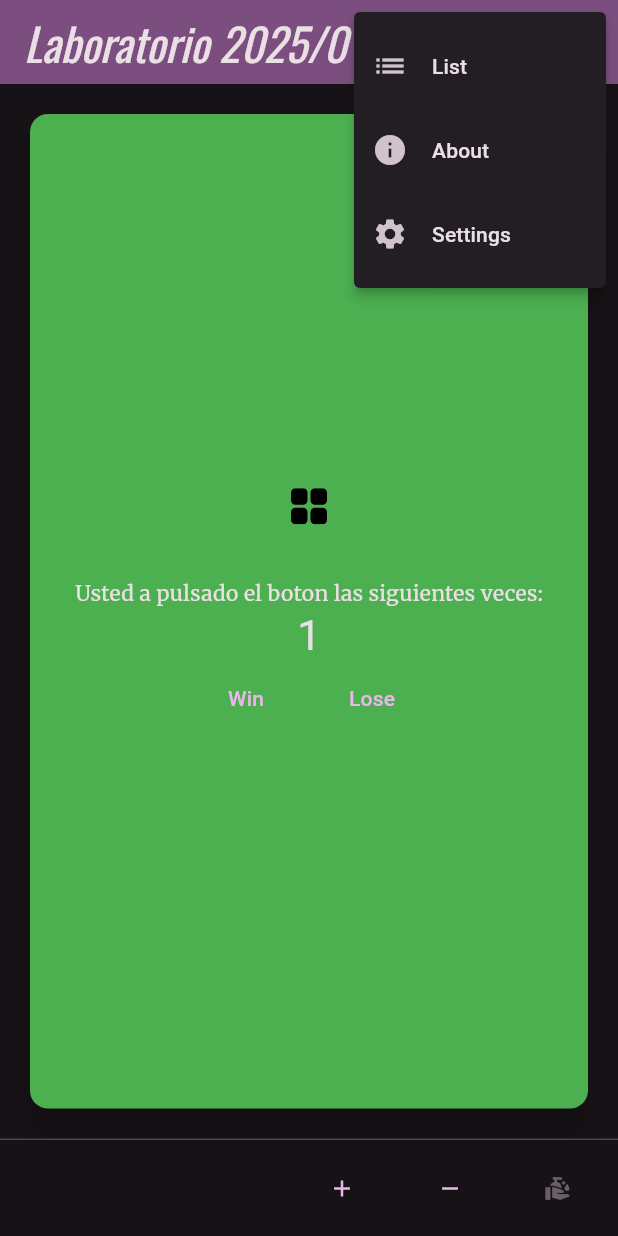
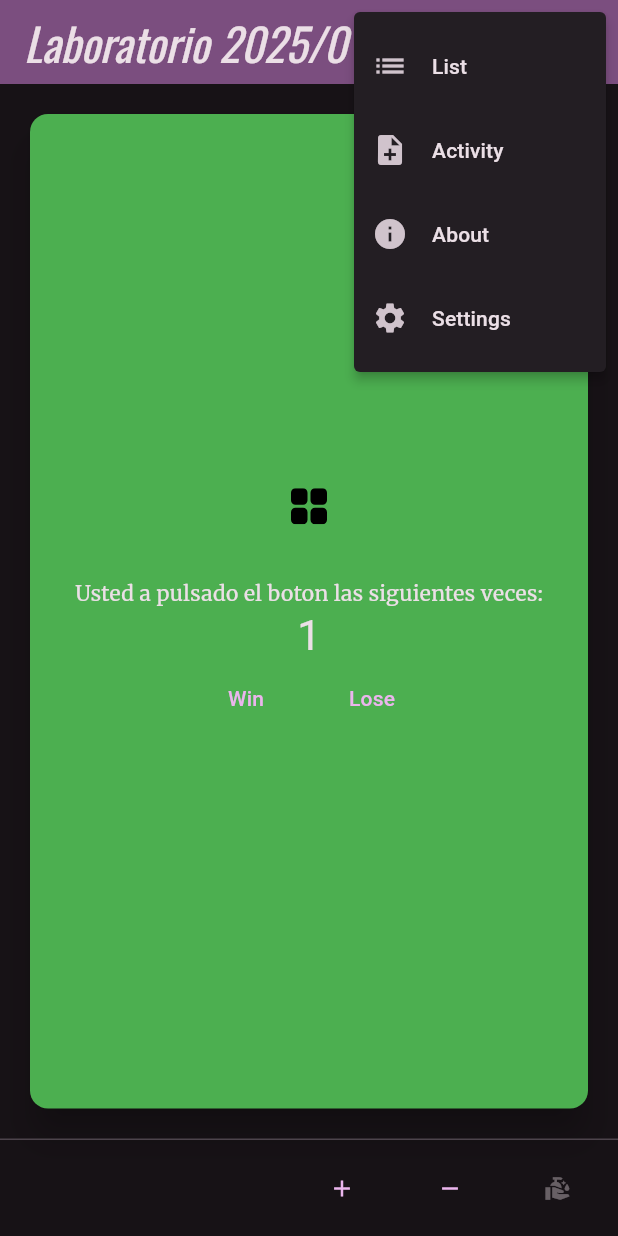
Before and after one commit to mmoscosodcl/3479A321_laboratorio202501, a Flutter app: the screen it shows after launch, after a tap on the "add" icon, after a tap on the "more vert" icon, on a phone screen of 412 x 824 dp. Run offline on Flutter 3.47's test engine with Material 3 defaults, Android fonts, the phone set to English and light mode, and no system bars; our stand-ins replace flutter_svg, google_fonts, logger, shared_preferences, sqflite; accounts and stored records are empty.

Commit message:
First version of Database

```diff
--- /dev/null
+++ b/lib/entity/activity.dart
@@ -0,0 +1,30 @@
+class Activity {
+  final int id;
+  final DateTime date;
+  final String name;
+
+  Activity({
+    required this.id,
+    required this.date,
+    required this.name,
+  });
+
+  // Convert Activity to Map
+  Map<String, dynamic> toMap() {
+    return {
+      'id': id,
+      'date': date.toIso8601String(),
+      'name': name,
+    };
+  }
+
+  // Create Activity from Map
+  factory Activity.fromMap(Map<String, dynamic> map) {
+    return Activity(
+      id: map['id'],
+      date: DateTime.parse(map['date']),
+      name: map['name'],
+    );
+  }
+
+}
--- a/lib/main.dart
+++ b/lib/main.dart
@@ -1,11 +1,18 @@
 import 'package:application_laboratorio202501/pages/my_home_page.dart';
 import 'package:application_laboratorio202501/provider/counter_provider.dart';
+import 'package:application_laboratorio202501/services/database_helper.dart';
 import 'package:flutter/material.dart';
 import 'package:google_fonts/google_fonts.dart';
 import 'package:logger/logger.dart';
 import 'package:provider/provider.dart';
 
-void main() {
+
+void main() async {
+  WidgetsFlutterBinding.ensureInitialized();
+
+  // Initialize the database
+  await DatabaseHelper().initializeDatabase();
+
   runApp(const MyApp());
 }
 
--- a/lib/pages/my_home_page.dart
+++ b/lib/pages/my_home_page.dart
@@ -1,6 +1,7 @@
 import 'dart:async';
 
 import 'package:application_laboratorio202501/pages/about.dart';
+import 'package:application_laboratorio202501/pages/activity_page.dart';
 import 'package:application_laboratorio202501/pages/list_labs.dart';
 import 'package:application_laboratorio202501/pages/preference.dart';
 import 'package:application_laboratorio202501/provider/counter_provider.dart';
@@ -134,6 +135,11 @@ class _MyHomePageState extends State<MyHomePage> {
             MaterialPageRoute(builder: (context) => ListLabs()),
             );
             break;
+          case 'activity':
+            Navigator.of(context).push(
+            MaterialPageRoute(builder: (context) => ActivityPage()),
+            );
+            break;
           case 'about':
             Navigator.of(context).push(
             MaterialPageRoute(builder: (context) => const About()),
@@ -151,11 +157,18 @@ class _MyHomePageState extends State<MyHomePage> {
         },
         itemBuilder: (context) => [
           const PopupMenuItem(
-          value: 'list',
-          child: ListTile(
-            leading: Icon(Icons.list),
-            title: Text('List'),
+            value: 'list',
+            child: ListTile(
+              leading: Icon(Icons.list),
+              title: Text('List'),
+            ),
           ),
+          const PopupMenuItem(
+            value: 'activity',
+            child: ListTile(
+              leading: Icon(Icons.note_add),
+              title: Text('Activity'),
+            ),
           ),
           const PopupMenuItem(
           value: 'about',
--- /dev/null
+++ b/lib/services/database_helper.dart
@@ -0,0 +1,87 @@
+import 'dart:async';
+import 'package:path/path.dart';
+import 'package:sqflite/sqflite.dart';
+import 'package:application_laboratorio202501/entity/activity.dart';
+
+class DatabaseHelper {
+  static final DatabaseHelper _instance = DatabaseHelper._internal();
+  static Database? _database;
+
+  factory DatabaseHelper() {
+    return _instance;
+  }
+
+  DatabaseHelper._internal();
+
+   Future<void> initializeDatabase() async {
+    await database; // Ensure the database is initialized
+  }
+
+  Future<Database> get database async {
+    if (_database != null) return _database!;
+    _database = await _initDatabase();
+    return _database!;
+  }
+
+  Future<Database> _initDatabase() async {
+    final dbPath = await getDatabasesPath();
+    final path = join(dbPath, 'activity_database.db');
+
+    return await openDatabase(
+      path,
+      version: 1,
+      onCreate: _onCreate,
+    );
+  }
+
+  Future<void> _onCreate(Database db, int version) async {
+    await db.execute('''
+      CREATE TABLE activities (
+        id INTEGER PRIMARY KEY,
+        date TEXT NOT NULL,
+        name TEXT NOT NULL
+      )
+    ''');
+  }
+
+  Future<void> insertActivity(Activity activity) async {
+    final db = await database;
+    await db.insert(
+      'activities',
+      activity.toMap(),
+      conflictAlgorithm: ConflictAlgorithm.replace,
+    );
+  }
+
+  Future<List<Activity>> getActivities() async {
+    final db = await database;
+    final List<Map<String, dynamic>> maps = await db.query('activities');
+
+    return List.generate(maps.length, (i) {
+      return Activity(
+        id: maps[i]['id'],
+        date: DateTime.parse(maps[i]['date']),
+        name: maps[i]['name'],
+      );
+    });
+  }
+
+  Future<void> updateActivity(Activity activity) async {
+    final db = await database;
+    await db.update(
+      'activities',
+      activity.toMap(),
+      where: 'id = ?',
+      whereArgs: [activity.id],
+    );
+  }
+
+  Future<void> deleteActivity(int id) async {
+    final db = await database;
+    await db.delete(
+      'activities',
+      where: 'id = ?',
+      whereArgs: [id],
+    );
+  }
+}
--- a/pubspec.yaml
+++ b/pubspec.yaml
@@ -39,6 +39,8 @@ dependencies:
   logger: ^2.5.0
   provider: ^6.1.5
   shared_preferences: ^2.5.3
+  sqflite: ^2.4.2
+  path: ^1.9.1
 
 dev_dependencies:
   flutter_test:
```
Also changed, not shown: lib/pages/activity_page.dart (added, +67 -0 lines).
